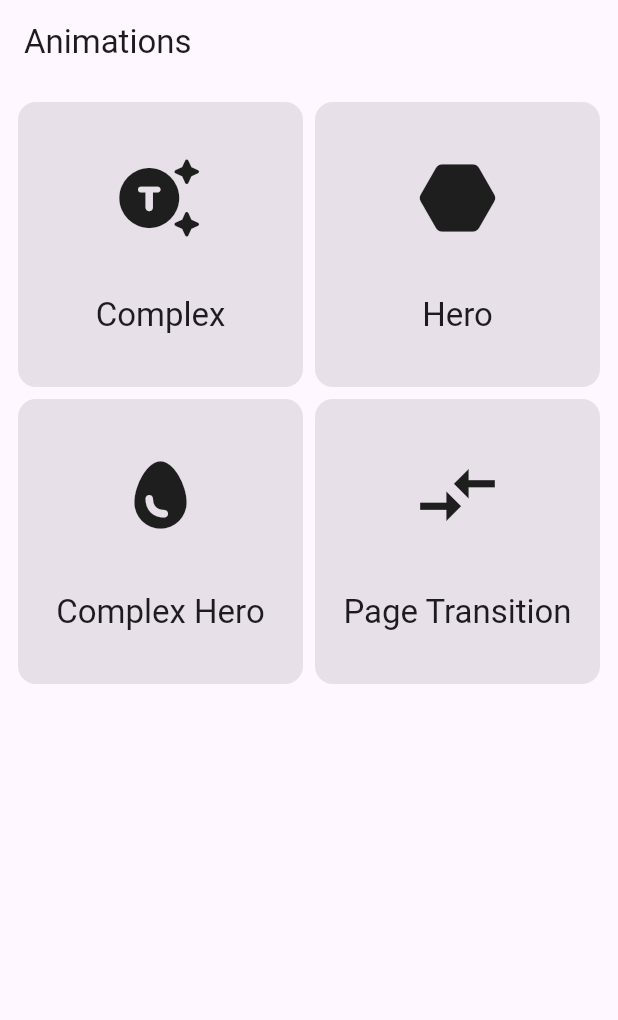
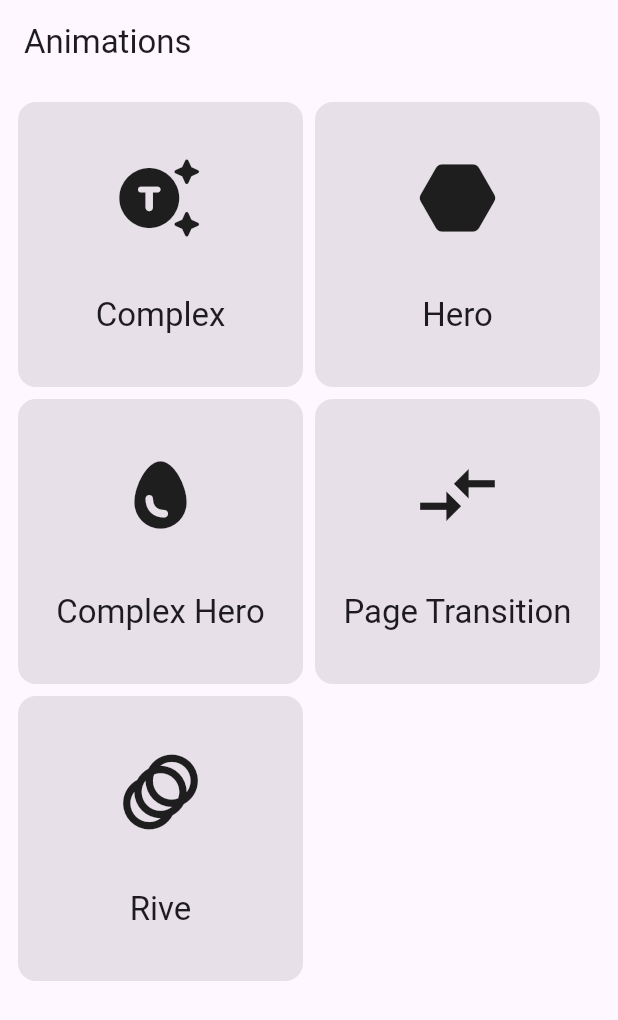
Before and after one commit to glebosotov/flutter-education-complex-animations, a Flutter app: the screen it shows after launch, on a phone screen of 412 x 824 dp. Shown: the top 1020 px of the screen. Run offline on Flutter 3.47's test engine with Material 3 defaults, Android fonts, the light colour scheme and no system bars; our stand-ins replace google_fonts, rive; missing offline and left inert: foil.

Commit message:
feat: add Rive

```diff
--- a/lib/main.dart
+++ b/lib/main.dart
@@ -2,6 +2,7 @@ import 'package:flutter/material.dart';
 import 'package:interactive_animation_demo/hero/complex_hero.dart';
 import 'package:interactive_animation_demo/hero/hero.dart';
 import 'package:interactive_animation_demo/page_transition.dart';
+import 'package:interactive_animation_demo/rive.dart';
 
 import 'complex_animation/complex_animation.dart';
 
@@ -69,6 +70,13 @@ class HomePage extends StatelessWidget {
                 builder: (_) => const PageTransitionExample(),
               ),
             ),
+            _GridTile(
+              name: 'Rive',
+              icon: Icons.animation,
+              destination: MaterialPageRoute(
+                builder: (_) => const RivePage(),
+              ),
+            ),
           ],
         ),
       ),
--- a/pubspec.yaml
+++ b/pubspec.yaml
@@ -38,6 +38,7 @@ dependencies:
   motion_sensors: ^0.1.0
   foil: ^0.9.0+1
   google_fonts: ^6.2.1
+  rive: ^0.13.5
 
 dev_dependencies:
   flutter_test:
@@ -64,6 +65,7 @@ flutter:
   # To add assets to your application, add an assets section, like this:
   assets:
     - assets/go.png
+    - assets/start.riv
   #   - images/a_dot_ham.jpeg
 
   # An image asset can refer to one or more resolution-specific "variants", see
```
Also changed, not shown: lib/rive.dart (added, +37 -0 lines), pubspec.lock, 2 other files.
